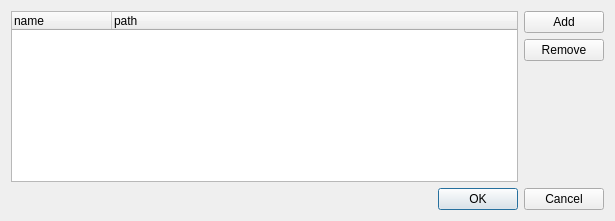
digitalgraphics/junkbox, file python/junkbox/ui/settingsdialog.ui: the form before one commit.
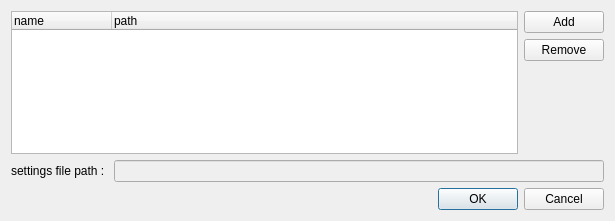
The form after the commit. Custom widgets are drawn as their Qt base class.

What changed in the file:
```diff
--- a/python/junkbox/ui/settingsdialog.ui
+++ b/python/junkbox/ui/settingsdialog.ui
@@ -69,6 +69,27 @@
      </item>
     </layout>
    </item>
+   <item>
+    <layout class="QHBoxLayout" name="horizontalLayout_2">
+     <item>
+      <widget class="QLabel" name="label">
+       <property name="text">
+        <string>settings file path : </string>
+       </property>
+      </widget>
+     </item>
+     <item>
+      <widget class="QLineEdit" name="filePathEdit">
+       <property name="enabled">
+        <bool>false</bool>
+       </property>
+       <property name="readOnly">
+        <bool>true</bool>
+       </property>
+      </widget>
+     </item>
+    </layout>
+   </item>
    <item>
     <widget class="QDialogButtonBox" name="buttonBox">
      <property name="orientation">
```
Left out of the diff: 6 changed lines with no effect on the pictures.
